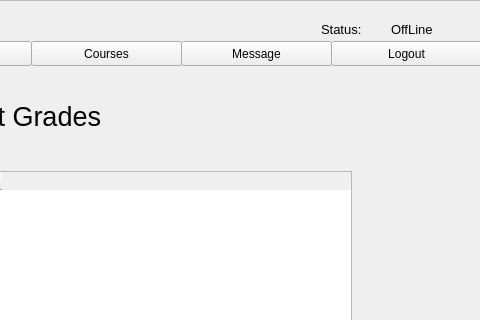
Old version of the form resources/UI/selectCourseToAddGrade.ui in the repository Poom1997/gman; both pictures show x 420 to 900 and y 0 to 320 of the 900 by 600 pixel window.
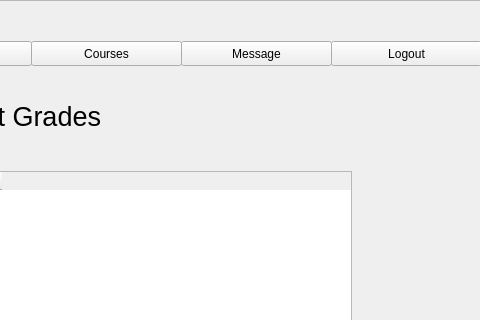
New version of the form.

Commit message: FinishCourse+GradeProfessor

Patch:
```diff
--- a/resources/UI/selectCourseToAddGrade.ui
+++ b/resources/UI/selectCourseToAddGrade.ui
@@ -34,24 +34,6 @@
       <height>598</height>
      </rect>
     </property>
-    <widget class="QLabel" name="label_6">
-     <property name="geometry">
-      <rect>
-       <x>740</x>
-       <y>20</y>
-       <width>61</width>
-       <height>16</height>
-      </rect>
-     </property>
-     <property name="font">
-      <font>
-       <pointsize>10</pointsize>
-      </font>
-     </property>
-     <property name="text">
-      <string>Status:</string>
-     </property>
-    </widget>
     <widget class="QPushButton" name="othersButton">
      <property name="geometry">
       <rect>
@@ -78,24 +60,6 @@
       <string>Profile</string>
      </property>
     </widget>
-    <widget class="QLabel" name="status_3">
-     <property name="geometry">
-      <rect>
-       <x>810</x>
-       <y>20</y>
-       <width>53</width>
-       <height>16</height>
-      </rect>
-     </property>
-     <property name="font">
-      <font>
-       <pointsize>10</pointsize>
-      </font>
-     </property>
-     <property name="text">
-      <string>OffLine</string>
-     </property>
-    </widget>
     <widget class="QPushButton" name="homeButton">
      <property name="geometry">
       <rect>
```
Left out of the diff: 8 changed lines with no effect on the pictures. The commit also changes 8 other files.
